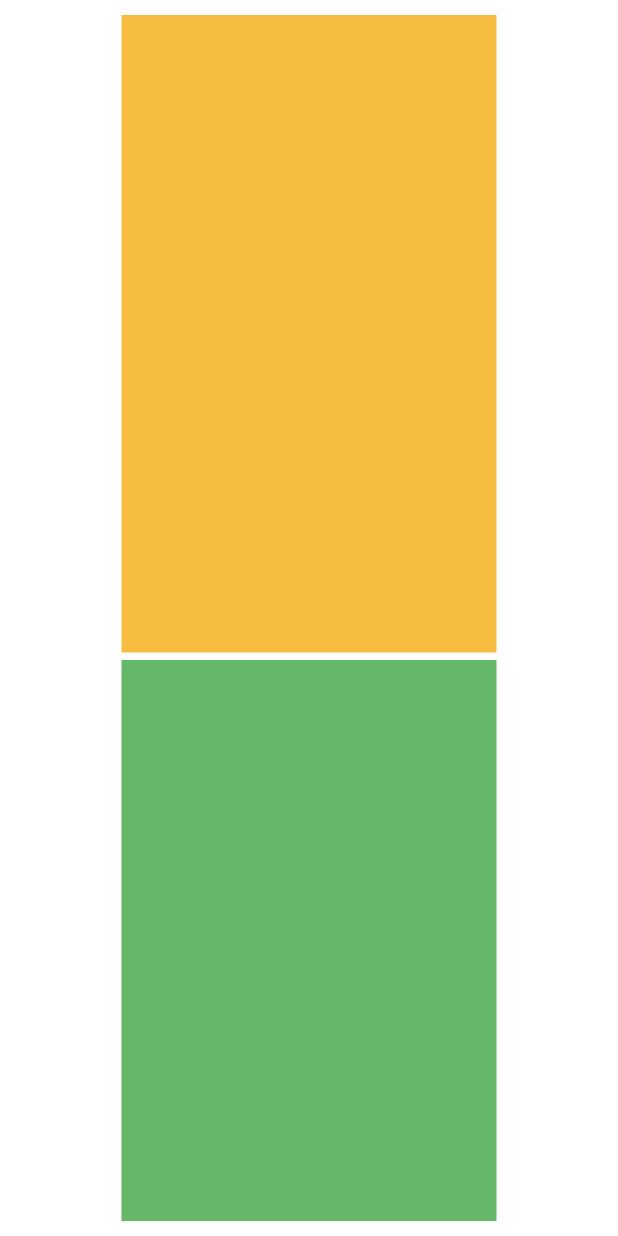
After one commit to lyabs243/google-io-extended-2023-technique-adaptation, a Flutter app: the screen it shows after launch, after a tap on "LayoutBuilder", on a phone screen of 412 x 824 dp. The commit adds this screen. Run offline on Flutter 3.47's test engine with Material 2 defaults, Android fonts, the phone set to English and light mode, and no system bars; our stand-ins replace flutter_bloc, flutter_screenutil, lottie, shared_preferences; missing offline and left inert: test; generated files the repository leaves out were written again.

Commit message:
Create layout builder test

```diff
--- a/lib/presentation/router/app_router.dart
+++ b/lib/presentation/router/app_router.dart
@@ -1,4 +1,5 @@
 import 'package:lyabs_dev/presentation/router/no_animation_route.dart';
+import 'package:lyabs_dev/presentation/screens/layout_builder_test/layout_builder_test.dart';
 import 'package:lyabs_dev/presentation/screens/simple_screen_no_responsive/simple_screen_no_responsive.dart';
 import 'package:lyabs_dev/utils/my_material.dart';
 
@@ -15,6 +16,9 @@ class AppRouter {
       case pageSimpleScreenNoResponsive:
         page = const SimpleScreenNoResponsive();
         break;
+      case pageLayoutBuilder:
+        page = const LayoutBuilderTest();
+        break;
       default:
     }
 
--- a/lib/presentation/screens/home/home.dart
+++ b/lib/presentation/screens/home/home.dart
@@ -28,6 +28,15 @@ class HomePageState extends State<HomePage> {
               },
             ),
             SizedBox(height: 0.01.sh,),
+            ListTile(
+              title: const Text(
+                'LayoutBuilder'
+              ),
+              trailing: const Icon(Icons.arrow_forward_ios),
+              onTap: () {
+                Navigator.pushNamed(context, pageLayoutBuilder);
+              },
+            ),
           ],
         ),
       ),
--- /dev/null
+++ b/lib/presentation/screens/layout_builder_test/layout_builder_test.dart
@@ -0,0 +1,65 @@
+import 'package:lyabs_dev/utils/my_material.dart';
+
+class LayoutBuilderTest extends StatelessWidget {
+
+  const LayoutBuilderTest({Key? key}) : super(key: key);
+
+  @override
+  Widget build(BuildContext context) {
+    return Scaffold(
+      backgroundColor: colorPrimary,
+      body: SafeArea(
+        child: Container(
+          padding: const EdgeInsets.all(10),
+          color: colorWhite,
+          width: double.infinity,
+          height: double.infinity,
+          child: LayoutBuilder(
+            builder: (BuildContext context, BoxConstraints constraints) {
+
+              if (constraints.maxWidth > 600) {
+                return Row(
+                  mainAxisAlignment: MainAxisAlignment.center,
+                  children: [
+                    _componentOne(),
+                    const SizedBox(width: 5,),
+                    _componentTwo(),
+                  ],
+                );
+              }
+              else {
+                return SingleChildScrollView(
+                  child: Column(
+                    children: [
+                      _componentOne(),
+                      const SizedBox(height: 5,),
+                      _componentTwo(),
+                    ],
+                  ),
+                );
+              }
+
+            },
+          ),
+        ),
+      ),
+    );
+  }
+
+  Widget _componentOne() {
+    return Container(
+      color: colorYellow,
+      width: 250,
+      height: 425,
+    );
+  }
+
+  Widget _componentTwo() {
+    return Container(
+      color: colorGreen,
+      width: 250,
+      height: 425,
+    );
+  }
+
+}
--- a/lib/utils/constants.dart
+++ b/lib/utils/constants.dart
@@ -7,6 +7,7 @@ const supportedLanguages = ['en'];
 const pageHome = '/';
 const pageNotification = '/notification';
 const pageSimpleScreenNoResponsive = '/simple_screen_no_responsive';
+const pageLayoutBuilder = '/layout_builder';
 
 const fieldStatusCode = 'status_code';
 
```
